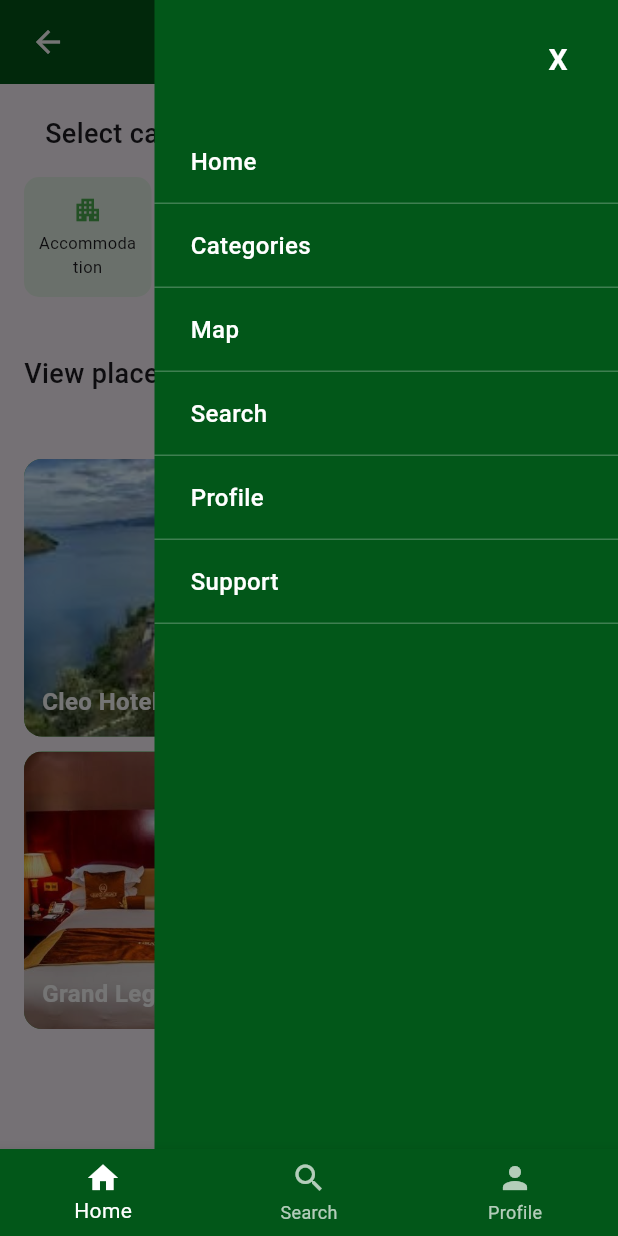
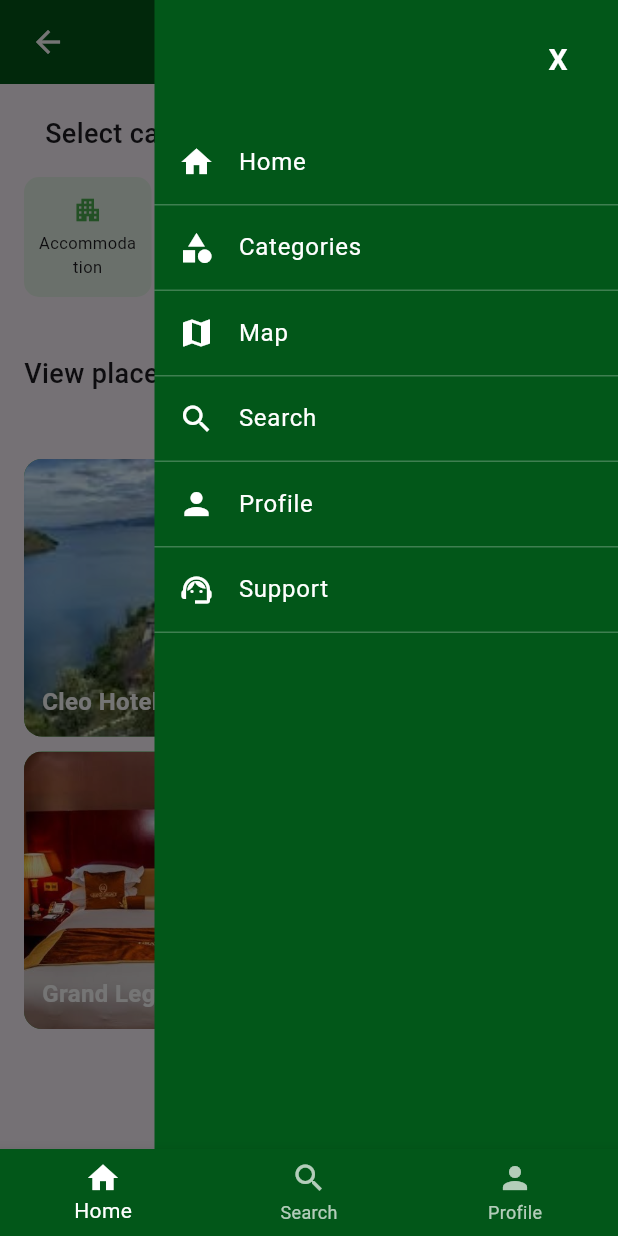
Before and after one commit to Ialbertine/Go2Rwanda_FlutterApp, a Flutter app: the HomePage screen opened by its route, after a tap on the "menu" icon, on a phone screen of 412 x 824 dp. Run offline on Flutter 3.47's test engine with Material 3 defaults, Android fonts, the phone set to English and light mode, and no system bars; our stand-ins replace cloud_firestore, firebase_auth, firebase_core, geolocator, google_maps_flutter, google_sign_in; accounts and stored records are empty.

Commit message:
menu icon for homepage implementations

```diff
--- a/front_end/lib/auth/login.dart
+++ b/front_end/lib/auth/login.dart
@@ -243,9 +243,11 @@ class _LoginPageState extends State<LoginPage> {
                         OutlinedButton.icon(
                           onPressed: _isLoading ? null : () {},
                           icon: Image.asset(
-                            'google.png',
+                            'assets/google.png', // Ensure the path is correct
                             width: 20,
                             height: 20,
+                            fit: BoxFit
+                                .contain, // Optional: Ensures proper scaling
                           ),
                           label: const Text('Continue with Google'),
                         ),
--- a/front_end/lib/auth/register.dart
+++ b/front_end/lib/auth/register.dart
@@ -1,4 +1,4 @@
-// ignore_for_file: use_super_parameters, library_private_types_in_public_api, prefer_const_constructors
+// ignore_for_file: use_super_parameters, library_private_types_in_public_api, prefer_const_constructors, avoid_print
 
 import 'package:flutter/material.dart';
 import 'package:firebase_auth/firebase_auth.dart';
--- a/front_end/lib/main.dart
+++ b/front_end/lib/main.dart
@@ -1,7 +1,9 @@
+// ignore_for_file: use_super_parameters
 import 'package:flutter/material.dart';
 import 'package:flutter/services.dart';
 import 'package:firebase_core/firebase_core.dart';
 import 'package:firebase_auth/firebase_auth.dart';
+import 'package:front_end/pages/map.dart';
 import './auth/login.dart';
 import './auth/register.dart';
 import 'auth/forgot_password_page.dart';
@@ -11,7 +13,7 @@ import './pages/accomodation.dart';
 import './pages/Profile.dart';
 import './pages/lake.dart';
 import './pages/search_page.dart';
-import './pages/third_page.dart';
+import './pages/map.dart';
 import './pages/nationalparks.dart';
 import './pages/support.dart';
 
@@ -72,7 +74,7 @@ class MyApp extends StatelessWidget {
         '/profile': (context) => const ProfilePage(),
         '/accomodation': (context) => const Accomodation(),
         '/nationalpark': (context) => const Nationalpark(),
-        '/third_page': (context) => ThirdPage(),
+        '/map': (context) => MapPage(),
         '/search': (context) => const SearchScreen(),
         '/lake': (context) => const Lake(),
         '/support': (context) => Support(),
--- a/front_end/lib/pages/Homepage.dart
+++ b/front_end/lib/pages/Homepage.dart
@@ -1,4 +1,4 @@
-// ignore_for_file: library_private_types_in_public_api, use_super_parameters, prefer_const_constructors
+// ignore_for_file: library_private_types_in_public_api, use_super_parameters, prefer_const_constructors, unused_element
 
 import 'package:flutter/material.dart';
 import './accomodation.dart';
@@ -36,6 +36,28 @@ class _HomePageState extends State<HomePage> {
     setState(() {
       _isMenuOpen = !_isMenuOpen;
     });
+  }
+
+  void _navigateToPage(String route) {
+    Navigator.of(context).push(MaterialPageRoute(builder: (_) {
+      switch (route) {
+        case '/accomodation':
+          return Accomodation();
+        case '/nationalparks':
+          return Nationalpark();
+        case '/lakes':
+          return Lake();
+        case '/shopping':
+          return ShoppindAndDinning();
+        case '/profile':
+          return ProfilePage();
+        case '/search':
+          return SearchScreen();
+        default:
+          return HomePage();
+      }
+    }));
+    _toggleMenu(); // Close menu after navigation
   }
 
   @override
@@ -107,37 +129,31 @@ class _HomePageState extends State<HomePage> {
             onPressed: _toggleMenu,
           ),
         ),
-          _buildMenuItem('Home'),
-          _buildMenuItem('Categories'),
-          _buildMenuItem('Map'),
-          _buildMenuItem('Search'),
-          _buildMenuItem('Profile'),
-          _buildMenuItem('Support'),
+         _buildMenuItem('Home', Icons.home, '/homepage'),
+            const Divider(color: Colors.white24, height: 1),
+            _buildMenuItem('Categories', Icons.category, '/accomodation'),
+            const Divider(color: Colors.white24, height: 1),
+            _buildMenuItem('Map', Icons.map, '/map'),
+            const Divider(color: Colors.white24, height: 1),
+            _buildMenuItem('Search', Icons.search, '/search'),
+            const Divider(color: Colors.white24, height: 1),
+            _buildMenuItem('Profile', Icons.person, '/profile'),
+            const Divider(color: Colors.white24, height: 1),
+            _buildMenuItem('Support', Icons.support_agent, '/support'),
+            const Divider(color: Colors.white24, height: 1),
       ],
     ),
   );
 }
 
-  Widget _buildMenuItem(String title) {
-    return Container(
-      width: double.infinity,
-      padding: const EdgeInsets.symmetric(horizontal: 24, vertical: 16),
-      decoration: const BoxDecoration(
-        border: Border(
-          bottom: BorderSide(
-            color: Colors.white24,
-            width: 1,
+  Widget _buildMenuItem(String title, IconData icon, String route) {
+    return ListTile(
+      leading: Icon(icon, color: Colors.white),
+      title: Text(
+        title,
+        style: const TextStyle(color: Colors.white),
       ),
-        ),
-      ),
-      child: Text(
-        title,
-        style: const TextStyle(
-          color: Colors.white,
-          fontSize: 16,
-          fontWeight: FontWeight.w500,
-        ),
-      ),
+      onTap: () => _navigateToPage(route),
     );
   }
 }
--- a/front_end/lib/pages/accomodation.dart
+++ b/front_end/lib/pages/accomodation.dart
@@ -91,7 +91,7 @@ class _AccomodationState extends State<Accomodation> {
             const Divider(color: Colors.white24, height: 1),
             _buildMenuItem('Categories', Icons.category, '/accomodation'),
             const Divider(color: Colors.white24, height: 1),
-            _buildMenuItem('Map', Icons.map, '/third_page'),
+            _buildMenuItem('Map', Icons.map, '/map'),
             const Divider(color: Colors.white24, height: 1),
             _buildMenuItem('Search', Icons.search, '/search'),
             const Divider(color: Colors.white24, height: 1),
--- a/front_end/lib/pages/lake.dart
+++ b/front_end/lib/pages/lake.dart
@@ -91,7 +91,7 @@ class _LakeState extends State<Lake> {
             const Divider(color: Colors.white24, height: 1),
             _buildMenuItem('Categories', Icons.category, '/Lake'),
             const Divider(color: Colors.white24, height: 1),
-            _buildMenuItem('Map', Icons.map, '/third_page'),
+            _buildMenuItem('Map', Icons.map, '/map'),
             const Divider(color: Colors.white24, height: 1),
             _buildMenuItem('Search', Icons.search, '/search'),
             const Divider(color: Colors.white24, height: 1),
--- a/front_end/lib/pages/nationalparks.dart
+++ b/front_end/lib/pages/nationalparks.dart
@@ -91,7 +91,7 @@ class _NationalparkState extends State<Nationalpark> {
             const Divider(color: Colors.white24, height: 1),
             _buildMenuItem('Categories', Icons.category, '/Nationalpark'),
             const Divider(color: Colors.white24, height: 1),
-            _buildMenuItem('Map', Icons.map, '/third_page'),
+            _buildMenuItem('Map', Icons.map, '/map'),
             const Divider(color: Colors.white24, height: 1),
             _buildMenuItem('Search', Icons.search, '/search'),
             const Divider(color: Colors.white24, height: 1),
--- a/front_end/lib/pages/shoppingDinning.dart
+++ b/front_end/lib/pages/shoppingDinning.dart
@@ -91,7 +91,7 @@ class _ShoppindAndDinningState extends State<ShoppindAndDinning> {
             const Divider(color: Colors.white24, height: 1),
             _buildMenuItem('Categories', Icons.category, '/ShoppindAndDinning'),
             const Divider(color: Colors.white24, height: 1),
-            _buildMenuItem('Map', Icons.map, '/third_page'),
+            _buildMenuItem('Map', Icons.map, '/map'),
             const Divider(color: Colors.white24, height: 1),
             _buildMenuItem('Search', Icons.search, '/search'),
             const Divider(color: Colors.white24, height: 1),
--- a/front_end/pubspec.yaml
+++ b/front_end/pubspec.yaml
@@ -31,6 +31,8 @@ dependencies:
   flutter:
     sdk: flutter
   url_launcher: ^6.0.3
+  google_maps_flutter: ^2.3.1
+  geolocator: ^9.0.2
 
   # The following adds the Cupertino Icons font to your application.
   # Use with the CupertinoIcons class for iOS style icons.
```
Also changed, not shown: front_end/lib/pages/map.dart (added, +78 -0 lines), front_end/lib/pages/support.dart (+1 -24 lines), front_end/lib/pages/third_page.dart (deleted, +0 -196 lines), front_end/pubspec.lock, 3 other files. Lines whose indentation alone changed are shown as unchanged.
